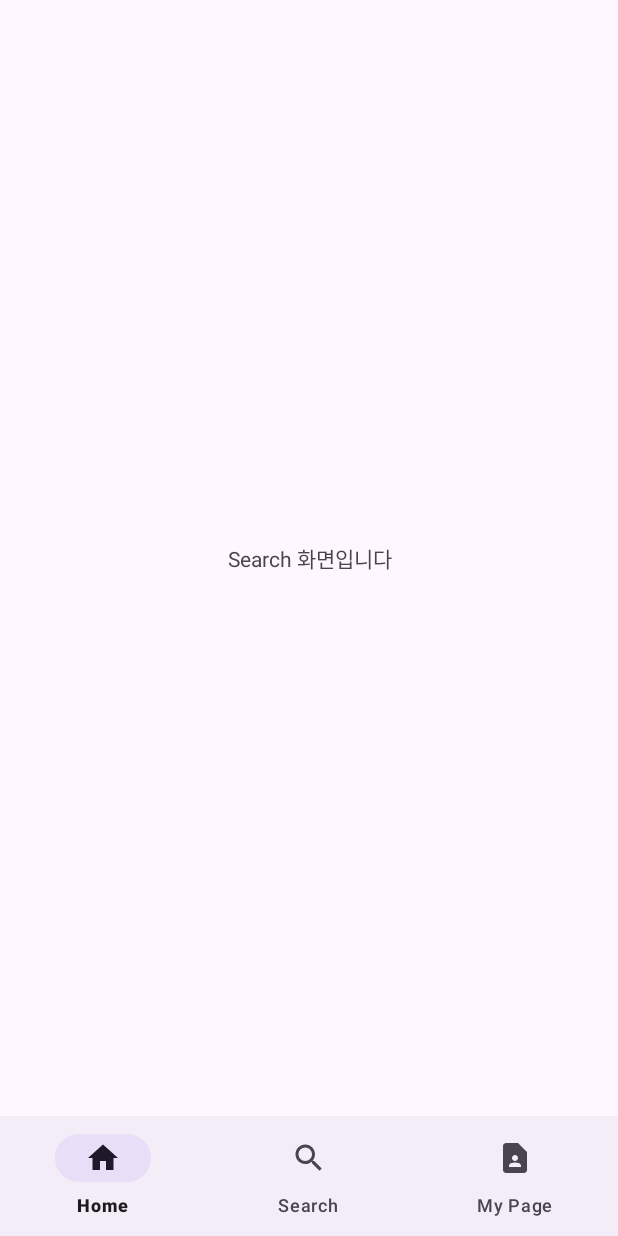
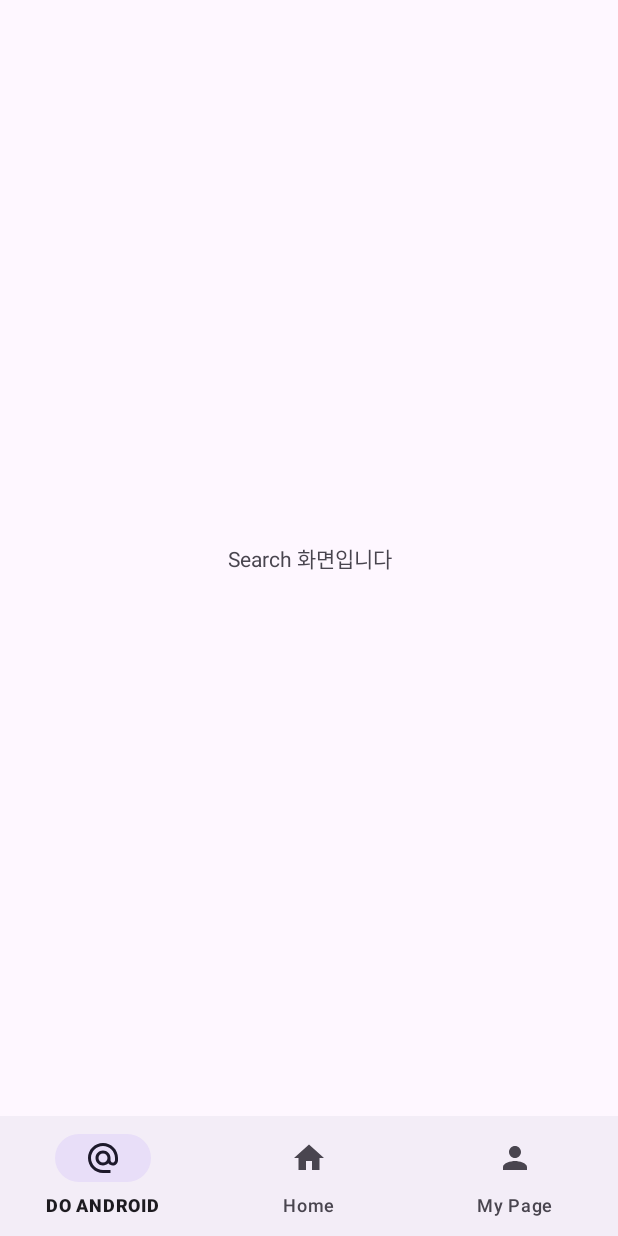
Before and after one commit to DO-SOPT-ANDROID/kanghee-park, an Android app: the fragment DoAndroidFragment placed in its activity, on a phone screen of 412 x 824 dp. Run offline under Robolectric (Android 15) with nearby library versions, the phone set to English and light mode, and no system bars; our stand-ins replace data binding; 1 statement that could not run was skipped.

Commit message:
[fix] bottom navi 수정(벡터 파일 추가 및 package명 변경)

```diff
--- a/app/src/main/java/org/sopt/dosopttemplate/presentation/search/SearchFragment.kt
+++ b/app/src/main/java/org/sopt/dosopttemplate/presentation/doAndroid/DoAndroidFragment.kt
@@ -1,4 +1,4 @@
-package org.sopt.dosopttemplate.presentation.search
+package org.sopt.dosopttemplate.presentation.doAndroid
 
 import android.os.Bundle
 import android.view.View
@@ -7,8 +7,8 @@ import org.sopt.dosopttemplate.R
 import org.sopt.dosopttemplate.databinding.FragmentSearchBinding
 import org.sopt.dosopttemplate.util.binding.BindingFragment
 
-class SearchFragment : BindingFragment<FragmentSearchBinding>(R.layout.fragment_search) {
-    private val viewModel by viewModels<SearchViewModel>()
+class DoAndroidFragment : BindingFragment<FragmentSearchBinding>(R.layout.fragment_search) {
+    private val viewModel by viewModels<DoAndroidViewModel>()
 
     override fun onViewCreated(view: View, savedInstanceState: Bundle?) {
         super.onViewCreated(view, savedInstanceState)
--- /dev/null
+++ b/app/src/main/java/org/sopt/dosopttemplate/presentation/doAndroid/DoAndroidViewModel.kt
@@ -0,0 +1,6 @@
+package org.sopt.dosopttemplate.presentation.doAndroid
+
+import androidx.lifecycle.ViewModel
+
+class DoAndroidViewModel : ViewModel() {
+}
--- a/app/src/main/java/org/sopt/dosopttemplate/presentation/main/MainActivity.kt
+++ b/app/src/main/java/org/sopt/dosopttemplate/presentation/main/MainActivity.kt
@@ -8,7 +8,7 @@ import org.sopt.dosopttemplate.data.UserInfo
 import org.sopt.dosopttemplate.databinding.ActivityMainBinding
 import org.sopt.dosopttemplate.presentation.home.HomeFragment
 import org.sopt.dosopttemplate.presentation.myPage.MyPageFragment
-import org.sopt.dosopttemplate.presentation.search.SearchFragment
+import org.sopt.dosopttemplate.presentation.doAndroid.DoAndroidFragment
 import org.sopt.dosopttemplate.presentation.signUp.SignUpActivity
 import org.sopt.dosopttemplate.util.binding.BindingActivity
 import org.sopt.dosopttemplate.util.extensions.getParcelable
@@ -37,13 +37,13 @@ class MainActivity : BindingActivity<ActivityMainBinding>(R.layout.activity_main
     private fun clickBottomNavigation() {
         binding.bnvHome.setOnItemSelectedListener {
             when (it.itemId) {
-                R.id.menu_home -> {
-                    replaceFragment(HomeFragment())
+                R.id.menu_do_android -> {
+                    replaceFragment(DoAndroidFragment())
                     true
                 }
 
-                R.id.menu_search -> {
-                    replaceFragment(SearchFragment())
+                R.id.menu_home -> {
+                    replaceFragment(HomeFragment())
                     true
                 }
 
--- a/app/src/main/java/org/sopt/dosopttemplate/presentation/search/SearchViewModel.kt
+++ /dev/null
@@ -1,6 +0,0 @@
-package org.sopt.dosopttemplate.presentation.search
-
-import androidx.lifecycle.ViewModel
-
-class SearchViewModel : ViewModel() {
-}
--- /dev/null
+++ b/app/src/main/res/drawable/ic_do_android_white_24.xml
@@ -0,0 +1,5 @@
+<vector android:height="24dp" android:tint="#FFFFFF"
+    android:viewportHeight="24" android:viewportWidth="24"
+    android:width="24dp" xmlns:android="http://schemas.android.com/apk/res/android">
+    <path android:fillColor="@android:color/white" android:pathData="M12,2C6.48,2 2,6.48 2,12s4.48,10 10,10h5v-2h-5c-4.34,0 -8,-3.66 -8,-8s3.66,-8 8,-8 8,3.66 8,8v1.43c0,0.79 -0.71,1.57 -1.5,1.57s-1.5,-0.78 -1.5,-1.57L17,12c0,-2.76 -2.24,-5 -5,-5s-5,2.24 -5,5 2.24,5 5,5c1.38,0 2.64,-0.56 3.54,-1.47 0.65,0.89 1.77,1.47 2.96,1.47 1.97,0 3.5,-1.6 3.5,-3.57L22,12c0,-5.52 -4.48,-10 -10,-10zM12,15c-1.66,0 -3,-1.34 -3,-3s1.34,-3 3,-3 3,1.34 3,3 -1.34,3 -3,3z"/>
+</vector>
--- a/app/src/main/res/drawable/ic_my_page.xml
+++ /dev/null
@@ -1,5 +0,0 @@
-<vector android:height="24dp" android:tint="#FFFFFF"
-    android:viewportHeight="24" android:viewportWidth="24"
-    android:width="24dp" xmlns:android="http://schemas.android.com/apk/res/android">
-    <path android:fillColor="@android:color/white" android:pathData="M14,2H6C4.9,2 4,2.9 4,4v16c0,1.1 0.9,2 2,2h12c1.1,0 2,-0.9 2,-2V8L14,2zM12,10c1.1,0 2,0.9 2,2c0,1.1 -0.9,2 -2,2s-2,-0.9 -2,-2C10,10.9 10.9,10 12,10zM16,18H8v-0.57c0,-0.81 0.48,-1.53 1.22,-1.85C10.07,15.21 11.01,15 12,15c0.99,0 1.93,0.21 2.78,0.58C15.52,15.9 16,16.62 16,17.43V18z"/>
-</vector>
--- /dev/null
+++ b/app/src/main/res/drawable/ic_person_white_24.xml
@@ -0,0 +1,5 @@
+<vector android:height="24dp" android:tint="#FFFFFF"
+    android:viewportHeight="24" android:viewportWidth="24"
+    android:width="24dp" xmlns:android="http://schemas.android.com/apk/res/android">
+    <path android:fillColor="@android:color/white" android:pathData="M12,12c2.21,0 4,-1.79 4,-4s-1.79,-4 -4,-4 -4,1.79 -4,4 1.79,4 4,4zM12,14c-2.67,0 -8,1.34 -8,4v2h16v-2c0,-2.66 -5.33,-4 -8,-4z"/>
+</vector>
--- a/app/src/main/res/drawable/ic_search.xml
+++ /dev/null
@@ -1,5 +0,0 @@
-<vector android:height="24dp" android:tint="#FFFFFF"
-    android:viewportHeight="24" android:viewportWidth="24"
-    android:width="24dp" xmlns:android="http://schemas.android.com/apk/res/android">
-    <path android:fillColor="@android:color/white" android:pathData="M15.5,14h-0.79l-0.28,-0.27C15.41,12.59 16,11.11 16,9.5 16,5.91 13.09,3 9.5,3S3,5.91 3,9.5 5.91,16 9.5,16c1.61,0 3.09,-0.59 4.23,-1.57l0.27,0.28v0.79l5,4.99L20.49,19l-4.99,-5zM9.5,14C7.01,14 5,11.99 5,9.5S7.01,5 9.5,5 14,7.01 14,9.5 11.99,14 9.5,14z"/>
-</vector>
--- a/app/src/main/res/layout/fragment_search.xml
+++ b/app/src/main/res/layout/fragment_search.xml
@@ -8,7 +8,7 @@
 
         <variable
             name="viewModel"
-            type="org.sopt.dosopttemplate.presentation.search.SearchViewModel" />
+            type="org.sopt.dosopttemplate.presentation.doAndroid.DoAndroidViewModel" />
     </data>
 
     <androidx.constraintlayout.widget.ConstraintLayout
--- a/app/src/main/res/menu/menu_home.xml
+++ b/app/src/main/res/menu/menu_home.xml
@@ -2,18 +2,18 @@
 <menu xmlns:android="http://schemas.android.com/apk/res/android">
 
     <item
+        android:id="@+id/menu_do_android"
+        android:icon="@drawable/ic_do_android_white_24"
+        android:title="@string/menu_do_android" />
+
+    <item
         android:id="@+id/menu_home"
-        android:icon="@drawable/ic_home"
+        android:icon="@drawable/ic_home_white_24"
         android:title="@string/menu_home" />
 
     <item
-        android:id="@+id/menu_search"
-        android:icon="@drawable/ic_search"
-        android:title="@string/menu_search" />
-
-    <item
         android:id="@+id/menu_mypage"
-        android:icon="@drawable/ic_my_page"
+        android:icon="@drawable/ic_person_white_24"
         android:title="@string/menu_my_page" />
 
 </menu>
--- a/app/src/main/res/values/strings.xml
+++ b/app/src/main/res/values/strings.xml
@@ -21,6 +21,6 @@
 
     <!-- home -->
     <string name="menu_home">Home</string>
-    <string name="menu_search">Search</string>
     <string name="menu_my_page">My Page</string>
+    <string name="menu_do_android">DO ANDROID</string>
 </resources>
```
Also changed, not shown: app/src/main/res/drawable/ic_home_white_24.xml (renamed from app/src/main/res/drawable/ic_home.xml).
